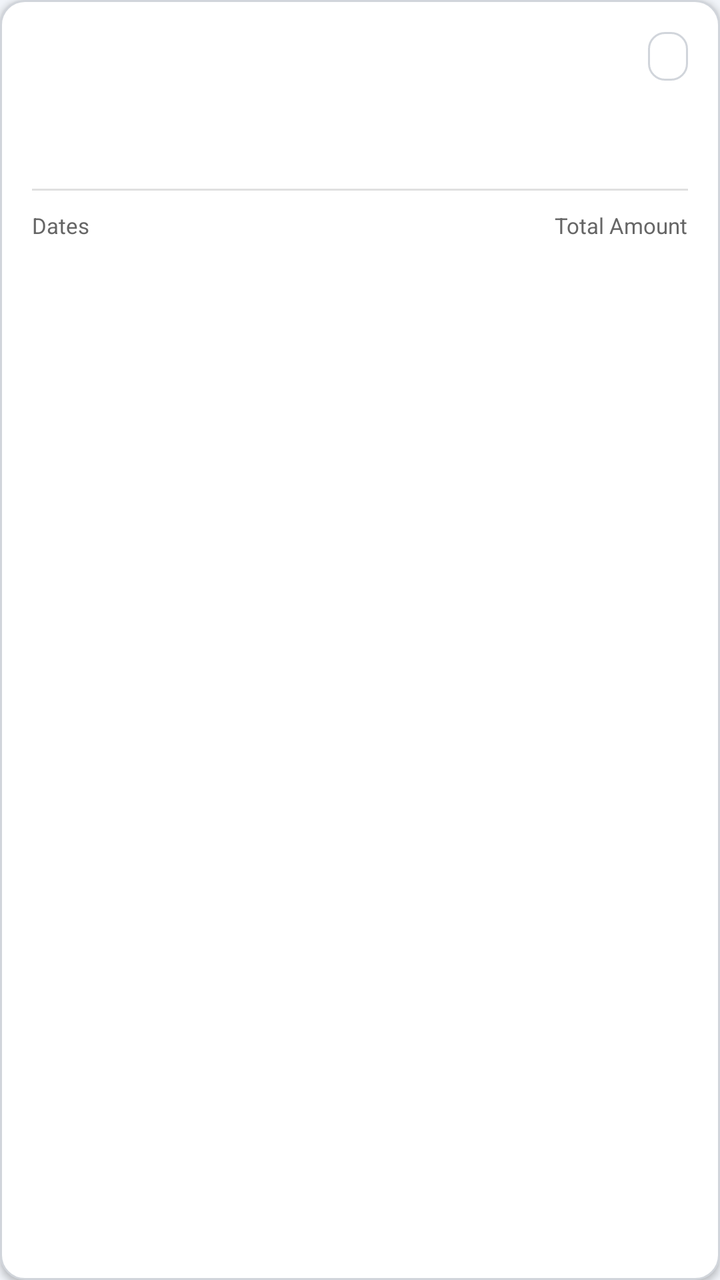
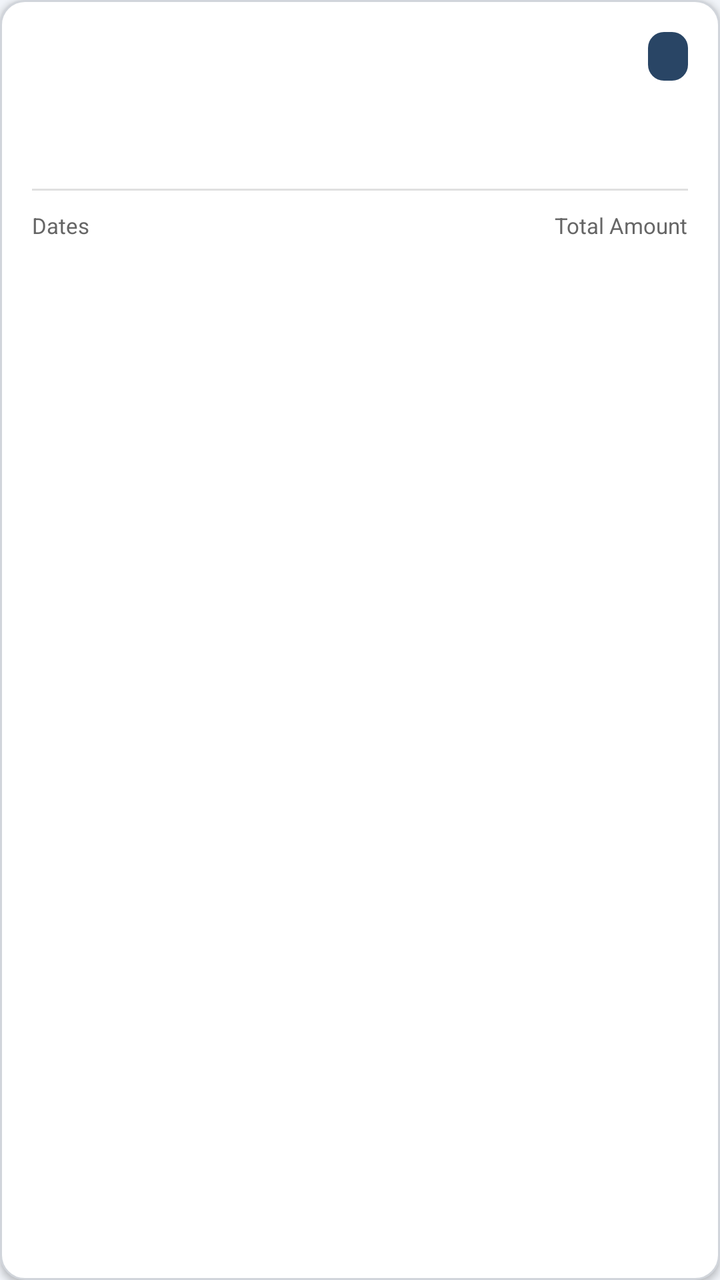

The first picture is an Android layout as it rendered before a commit; the second is the same layout after the commit. The layout source and the unified diff follow.
<!-- AndroidManifest.xml: application theme Theme.Android_vehicle_project -->
<!-- res/layout/item_admin_booking.xml -->
<?xml version="1.0" encoding="utf-8"?>
<LinearLayout xmlns:android="http://schemas.android.com/apk/res/android"
    android:layout_width="match_parent"
    android:layout_height="wrap_content"
    android:layout_marginBottom="12dp"
    android:background="@drawable/bg_card"
    android:elevation="2dp"
    android:orientation="vertical"
    android:padding="16dp">

    
    <RelativeLayout
        android:layout_width="match_parent"
        android:layout_height="wrap_content">

        <TextView
            android:id="@+id/tvCustomerName"
            android:layout_width="wrap_content"
            android:layout_height="wrap_content"
            android:layout_alignParentStart="true"
            android:layout_toStartOf="@id/tvStatusTag"
            android:textColor="@color/text_dark"
            android:textSize="17sp"
            android:textStyle="bold" />

        <TextView
            android:id="@+id/tvStatusTag"
            android:layout_width="wrap_content"
            android:layout_height="wrap_content"
            android:layout_alignParentEnd="true"
            android:background="@drawable/bg_input"
            android:paddingHorizontal="10dp"
            android:paddingVertical="4dp"
            android:textColor="@color/text_dark"
            android:textSize="12sp"
            android:textStyle="bold" />
    </RelativeLayout>

    
    <TextView
        android:id="@+id/tvVehicleDetails"
        android:layout_width="wrap_content"
        android:layout_height="wrap_content"
        android:layout_marginTop="4dp"
        android:textColor="@color/primary_navy"
        android:textSize="15sp"
        android:textStyle="bold" />

    <TextView
        android:id="@+id/tvVehicleNum"
        android:layout_width="wrap_content"
        android:layout_height="wrap_content"
        android:layout_marginTop="2dp"
        android:textColor="@color/text_gray"
        android:textSize="13sp" />

    <View
        android:layout_width="match_parent"
        android:layout_height="1dp"
        android:layout_marginVertical="10dp"
        android:background="#E0E0E0" />

    
    <LinearLayout
        android:layout_width="match_parent"
        android:layout_height="wrap_content"
        android:baselineAligned="false"
        android:orientation="horizontal">

        <LinearLayout
            android:layout_width="0dp"
            android:layout_height="wrap_content"
            android:layout_weight="1"
            android:orientation="vertical">

            <TextView
                android:layout_width="wrap_content"
                android:layout_height="wrap_content"
                android:text="Dates"
                android:textColor="@color/text_gray"
                android:textSize="11sp" />

            <TextView
                android:id="@+id/tvDates"
                android:layout_width="wrap_content"
                android:layout_height="wrap_content"
                android:layout_marginTop="2dp"
                android:textColor="@color/text_dark"
                android:textSize="13sp"
                android:textStyle="bold" />
        </LinearLayout>

        <LinearLayout
            android:layout_width="wrap_content"
            android:layout_height="wrap_content"
            android:gravity="end"
            android:orientation="vertical">

            <TextView
                android:layout_width="wrap_content"
                android:layout_height="wrap_content"
                android:text="Total Amount"
                android:textColor="@color/text_gray"
                android:textSize="11sp" />

            <TextView
                android:id="@+id/tvTotalAmount"
                android:layout_width="wrap_content"
                android:layout_height="wrap_content"
                android:layout_marginTop="2dp"
                android:textColor="@color/primary_navy"
                android:textSize="15sp"
                android:textStyle="bold" />
        </LinearLayout>
    </LinearLayout>

    
    <TextView
        android:id="@+id/tvPaymentStatus"
        android:layout_width="wrap_content"
        android:layout_height="wrap_content"
        android:layout_marginTop="8dp"
        android:textColor="@color/text_gray"
        android:textSize="12sp" />

</LinearLayout>
<!-- resources referenced by this layout -->
<resources>
  <color name="primary_navy">#294565</color>
  <color name="text_dark">#294565</color>
  <color name="text_gray">#666666</color>
  <!-- drawable bg_card (drawable) -->
  <?xml version="1.0" encoding="utf-8"?>
  <shape xmlns:android="http://schemas.android.com/apk/res/android"
      android:shape="rectangle">
      <solid android:color="@color/white" />
      <corners android:radius="12dp" />
      <stroke
          android:width="1dp"
          android:color="@color/border_gray" />
  </shape>
  <!-- drawable bg_input (drawable) -->
  <?xml version="1.0" encoding="utf-8"?>
  <shape xmlns:android="http://schemas.android.com/apk/res/android"
      android:shape="rectangle">
      <solid android:color="@color/white" />
      <corners android:radius="8dp" />
      <stroke
          android:width="1dp"
          android:color="@color/border_gray" />
  </shape>
  <style name="Theme.Android_vehicle_project" parent="Base.Theme.android_vehicle_project" />
  <color name="white">#FFFFFFFF</color>
  <color name="border_gray">#D1D5DB</color>
  <style name="Base.Theme.android_vehicle_project" parent="Theme.Material3.DayNight.NoActionBar">
  
          <item name="colorPrimary">@color/primary_navy</item>
          <item name="colorPrimaryDark">@color/primary_navy_dark</item>
          <item name="colorSecondary">@color/primary_navy</item>
          <item name="android:windowBackground">@color/background_light</item>
      </style>
  <color name="primary_navy_dark">#1E334D</color>
  <color name="background_light">#F1F4F9</color>
</resources>

<!-- the commit's change to res/layout/item_admin_booking.xml (unified diff, before → after) -->
@@ -28,10 +28,10 @@
             android:layout_width="wrap_content"
             android:layout_height="wrap_content"
             android:layout_alignParentEnd="true"
-            android:background="@drawable/bg_input"
+            android:background="@drawable/bg_button"
             android:paddingHorizontal="10dp"
             android:paddingVertical="4dp"
-            android:textColor="@color/text_dark"
+            android:textColor="@color/white"
             android:textSize="12sp"
             android:textStyle="bold" />
     </RelativeLayout>
<!-- resource entries referenced after the edit -->
@@ -13,18 +13,15 @@
           android:width="1dp"
           android:color="@color/border_gray" />
   </shape>
-  <!-- drawable bg_input (drawable) -->
+  <style name="Theme.Android_vehicle_project" parent="Base.Theme.android_vehicle_project" />
+  <color name="white">#FFFFFFFF</color>
+  <!-- drawable bg_button (drawable) -->
   <?xml version="1.0" encoding="utf-8"?>
   <shape xmlns:android="http://schemas.android.com/apk/res/android"
       android:shape="rectangle">
-      <solid android:color="@color/white" />
+      <solid android:color="@color/primary_navy" />
       <corners android:radius="8dp" />
-      <stroke
-          android:width="1dp"
-          android:color="@color/border_gray" />
   </shape>
-  <style name="Theme.Android_vehicle_project" parent="Base.Theme.android_vehicle_project" />
-  <color name="white">#FFFFFFFF</color>
   <color name="border_gray">#D1D5DB</color>
   <style name="Base.Theme.android_vehicle_project" parent="Theme.Material3.DayNight.NoActionBar">
   
